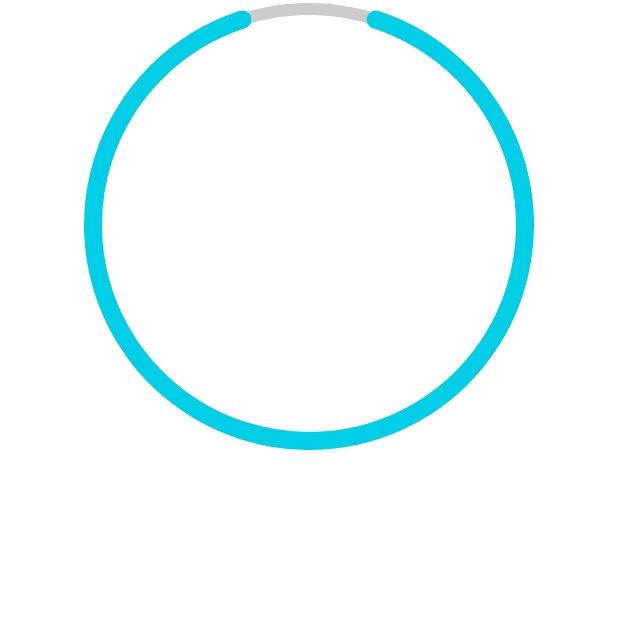
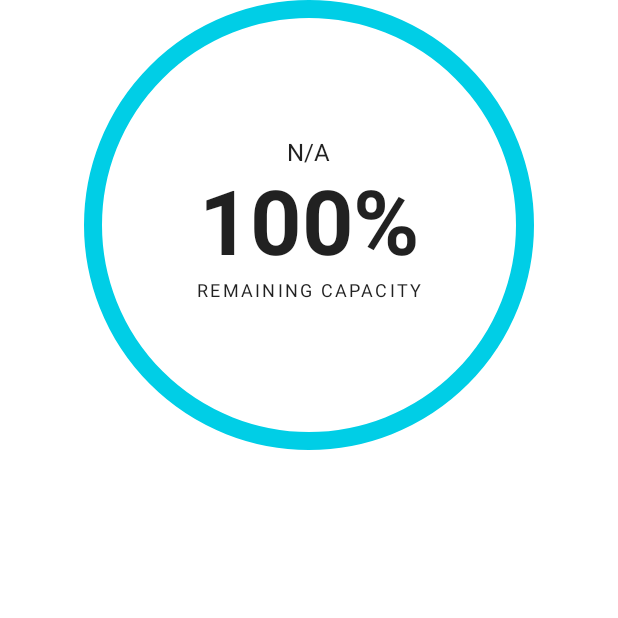
Before and after one commit to radusalagean/water-filter-companion-android-public, an Android app built with Jetpack Compose: the screen it shows after launch (MainActivity), on a phone screen of 412 x 824 dp, the top half of it. Run offline under Robolectric (Android 15) with nearby library versions, the phone set to English and light mode, and no system bars; our stand-ins replace Dagger/Hilt's generated code, constraintlayout-compose.

Commit message:
Ring Indicator with Stats

```diff
--- a/app/build.gradle
+++ b/app/build.gradle
@@ -55,6 +55,7 @@ dependencies {
     implementation "androidx.compose.ui:ui-tooling:$compose_version"
     implementation 'androidx.lifecycle:lifecycle-runtime-ktx:2.3.1'
     implementation 'androidx.activity:activity-compose:1.3.0-beta01'
+    implementation "androidx.constraintlayout:constraintlayout-compose:$constraintLayoutComposeVersion"
     implementation "com.google.dagger:hilt-android:$hiltVersion"
     kapt "com.google.dagger:hilt-compiler:$hiltVersion"
     testImplementation 'junit:junit:4.+'
--- a/app/src/main/java/com/example/waterfiltercompanion/ui/components/ringindicator/Ring.kt
+++ b/app/src/main/java/com/example/waterfiltercompanion/ui/components/ringindicator/Ring.kt
@@ -37,7 +37,8 @@ fun Ring(
     modifier: Modifier = Modifier,
     bgColor: Color,
     fgColor: Color,
-    fill: Float
+    fill: Float,
+    fgFillCb: ((Float) -> Unit)? = null
 ) {
     var bgStroke: Stroke
     var fgStroke: Stroke
@@ -81,16 +82,24 @@ fun Ring(
     ) { currentState ->
         if (currentState == TransitionState.FILLED) 180f * fill else 0f
     }
+    val fgFill by transition.animateFloat(
+        transitionSpec = {
+            tween(durationMillis = 400)
+        },
+        label = "fgFill"
+    ) { currentState ->
+        if (currentState == TransitionState.FILLED) fill else 0f
+    }
+    LaunchedEffect(fgFill) {
+        fgFillCb?.invoke(fgFill)
+    }
     LaunchedEffect(transitionState.currentState) {
         transitionState.targetState = when(transitionState.currentState) {
             TransitionState.INIT_START -> TransitionState.INIT_END
             else -> TransitionState.FILLED
         }
     }
-    Canvas(
-        modifier
-            .fillMaxWidth()
-            .height(300.dp)) {
+    Canvas(modifier) {
         val innerRadius = (size.minDimension - maxStroke) / 2
         val halfSize = size / 2f
         val topLeft = Offset(
--- /dev/null
+++ b/app/src/main/java/com/example/waterfiltercompanion/ui/components/ringindicator/RingIndicator.kt
@@ -0,0 +1,73 @@
+package com.example.waterfiltercompanion.ui.components.ringindicator
+
+import androidx.compose.foundation.layout.fillMaxSize
+import androidx.compose.material.MaterialTheme
+import androidx.compose.material.Text
+import androidx.compose.runtime.Composable
+import androidx.compose.runtime.mutableStateOf
+import androidx.compose.runtime.remember
+import androidx.compose.runtime.getValue
+import androidx.compose.runtime.setValue
+import androidx.compose.ui.Modifier
+import androidx.compose.ui.res.stringResource
+import androidx.compose.ui.text.font.FontWeight
+import androidx.compose.ui.unit.sp
+import androidx.constraintlayout.compose.ConstraintLayout
+import com.example.waterfiltercompanion.R
+import com.example.waterfiltercompanion.ui.theme.ColorRingBackground
+import com.example.waterfiltercompanion.ui.theme.ColorRingForeground
+import com.example.waterfiltercompanion.ui.utils.quantityStringResourceWithFallback
+import kotlin.math.roundToInt
+
+@Composable
+fun RingIndicator(
+    modifier: Modifier = Modifier,
+    fill: Float,
+    daysInUse: Int?
+) {
+    var percentage by remember { mutableStateOf(0) }
+    ConstraintLayout(modifier) {
+        val (percentageRef, daysInUseRef, labelRef) = createRefs()
+        Ring(
+            modifier = Modifier.fillMaxSize(),
+            bgColor = MaterialTheme.colors.ColorRingBackground,
+            fgColor = MaterialTheme.colors.ColorRingForeground,
+            fill = fill
+        ) { fgFill ->
+            percentage = (fgFill * 100).roundToInt()
+        }
+        Text(
+            modifier = Modifier.constrainAs(percentageRef) {
+                top.linkTo(parent.top)
+                bottom.linkTo(parent.bottom)
+                start.linkTo(parent.start)
+                end.linkTo(parent.end)
+            },
+            text = stringResource(R.string.ring_indicator_remaining_capacity_percentage_format, percentage),
+            style = MaterialTheme.typography.h2,
+            fontWeight = FontWeight.Bold
+        )
+        Text(
+            modifier = Modifier.constrainAs(daysInUseRef) {
+                bottom.linkTo(percentageRef.top)
+                start.linkTo(parent.start)
+                end.linkTo(parent.end)
+            },
+            text = quantityStringResourceWithFallback(
+                R.plurals.ring_indicator_days_in_use_format,
+                daysInUse
+            ).uppercase(),
+            style = MaterialTheme.typography.subtitle1
+        )
+        Text(
+            modifier = Modifier.constrainAs(labelRef) {
+                top.linkTo(percentageRef.bottom)
+                start.linkTo(parent.start)
+                end.linkTo(parent.end)
+            },
+            text = stringResource(R.string.ring_indicator_remaining_capacity_label).uppercase(),
+            style = MaterialTheme.typography.overline,
+            fontSize = 12.sp
+        )
+    }
+}
--- a/app/src/main/java/com/example/waterfiltercompanion/ui/screen/main/MainScreen.kt
+++ b/app/src/main/java/com/example/waterfiltercompanion/ui/screen/main/MainScreen.kt
@@ -1,12 +1,17 @@
 package com.example.waterfiltercompanion.ui.screen.main
 
 import androidx.compose.foundation.layout.Column
+import androidx.compose.foundation.layout.fillMaxWidth
+import androidx.compose.foundation.layout.height
 import androidx.compose.material.Button
 import androidx.compose.material.MaterialTheme
 import androidx.compose.material.Surface
 import androidx.compose.material.Text
 import androidx.compose.runtime.Composable
+import androidx.compose.ui.Modifier
+import androidx.compose.ui.unit.dp
 import com.example.waterfiltercompanion.ui.components.ringindicator.Ring
+import com.example.waterfiltercompanion.ui.components.ringindicator.RingIndicator
 import com.example.waterfiltercompanion.ui.theme.ColorRingBackground
 import com.example.waterfiltercompanion.ui.theme.ColorRingForeground
 import com.example.waterfiltercompanion.ui.theme.WaterFilterCompanionTheme
@@ -16,10 +21,12 @@ fun MainScreen(viewModel: MainViewModel) {
     WaterFilterCompanionTheme {
         // A surface container using the 'background' color from the theme
         Surface(color = MaterialTheme.colors.background) {
-            Ring(
-                bgColor = MaterialTheme.colors.ColorRingBackground,
-                fgColor = MaterialTheme.colors.ColorRingForeground,
-                fill = 0.9f
+            RingIndicator(
+                modifier = Modifier
+                    .fillMaxWidth()
+                    .height(300.dp),
+                fill = 1f,
+                daysInUse = null
             )
         }
     }
--- /dev/null
+++ b/app/src/main/java/com/example/waterfiltercompanion/ui/utils/ComposableUtils.kt
@@ -0,0 +1,25 @@
+package com.example.waterfiltercompanion.ui.utils
+
+import androidx.annotation.PluralsRes
+import androidx.compose.runtime.Composable
+import androidx.compose.ui.platform.LocalContext
+import androidx.compose.ui.res.stringResource
+import com.example.waterfiltercompanion.R
+
+@Composable
+fun quantityStringResource(
+    @PluralsRes id: Int,
+    quantity: Int
+): String {
+    return LocalContext.current.resources.getQuantityString(id, quantity, quantity)
+}
+
+@Composable
+fun quantityStringResourceWithFallback(
+    @PluralsRes id: Int,
+    quantity: Int?
+): String {
+    return if (quantity != null)
+        quantityStringResource(id, quantity)
+    else stringResource(R.string.not_available)
+}
--- a/app/src/main/res/values/strings.xml
+++ b/app/src/main/res/values/strings.xml
@@ -1,3 +1,12 @@
 <resources>
     <string name="app_name">Water Filter Companion</string>
+    <string name="not_available">N/A</string>
+
+<!--    Ring Indicator-->
+    <string name="ring_indicator_remaining_capacity_percentage_format">%d%%</string>
+    <plurals name="ring_indicator_days_in_use_format">
+        <item quantity="one">%d day in use</item>
+        <item quantity="other">%d days in use</item>
+    </plurals>
+    <string name="ring_indicator_remaining_capacity_label">Remaining capacity</string>
 </resources>
--- a/build.gradle
+++ b/build.gradle
@@ -3,6 +3,7 @@ buildscript {
     ext {
         compose_version = '1.0.0-beta08'
         hiltVersion = '2.37'
+        constraintLayoutComposeVersion = '1.0.0-alpha07'
     }
     repositories {
         google()
```
